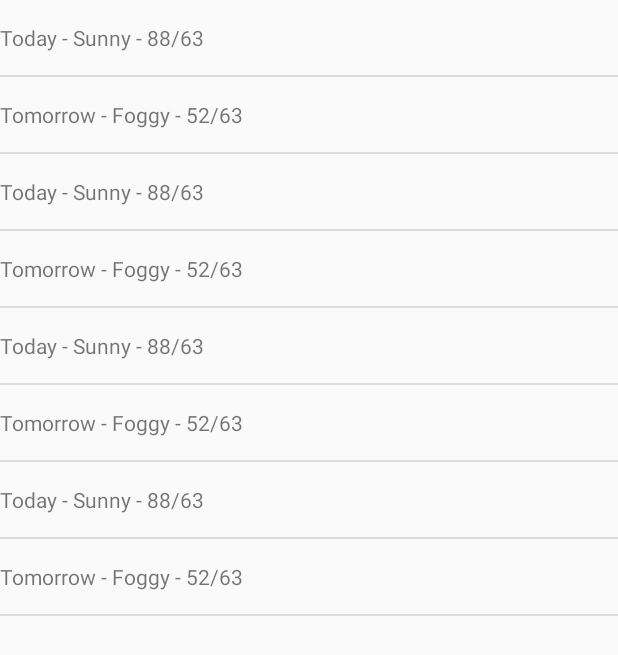
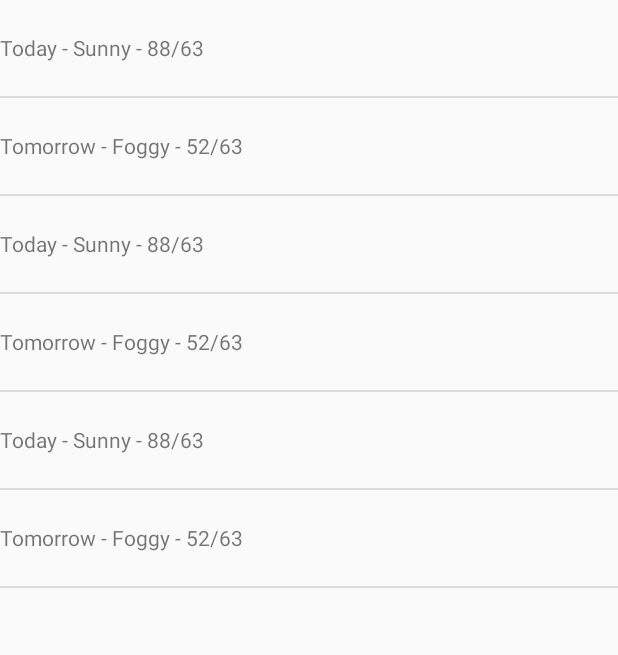
Before and after one commit to milton9207/ForecastApp, an Android app: the screen it shows after launch (MainActivity), on a phone screen of 412 x 824 dp. Shown: the top 655 px of the screen. Run offline under Robolectric (Android 15) with nearby library versions, the phone set to English and light mode, and no system bars.

Commit message:
Slightly changes

```diff
--- a/app/src/main/java/com/example/sunshine/app/Fragments/PlaceHolderFragment.java
+++ b/app/src/main/java/com/example/sunshine/app/Fragments/PlaceHolderFragment.java
@@ -45,8 +45,6 @@ public class PlaceHolderFragment extends Fragment {
 
         ArrayList<String> forecastData = new ArrayList<String>(Arrays.asList(forecastArray));
 
-        forecastData.add("Today - Sunny - 88/63");
-        forecastData.add("Tomorrow - Foggy - 52/63");
 
         View view = inflater.inflate(R.layout.fragment_place_holder, container, false);
         listView = (ListView) view.findViewById(R.id.listview_forecast);
--- a/app/src/main/res/layout/activity_main.xml
+++ b/app/src/main/res/layout/activity_main.xml
@@ -1,11 +1,9 @@
 <FrameLayout xmlns:android="http://schemas.android.com/apk/res/android"
-    xmlns:tools="http://schemas.android.com/tools"
-    android:layout_width="match_parent"
-    android:layout_height="match_parent"
+             android:layout_width="match_parent"
+             android:layout_height="match_parent"
              android:id="@+id/main_layout_frame"
 
-  >
-
+        >
 
 
 </FrameLayout>
--- a/app/src/main/res/layout/list_item_forecast.xml
+++ b/app/src/main/res/layout/list_item_forecast.xml
@@ -1,8 +1,9 @@
-
 <TextView
         xmlns:android="http://schemas.android.com/apk/res/android"
         android:id="@+id/forecast_textview"
         android:gravity="center_vertical"
         android:text="test"
         android:layout_width="match_parent"
-            android:layout_height="50dp"/>
+        android:layout_height="wrap_content"
+        android:minHeight="?android:attr/listPreferredItemHeight"
+        />
```
Lines whose indentation alone changed are shown as unchanged.
